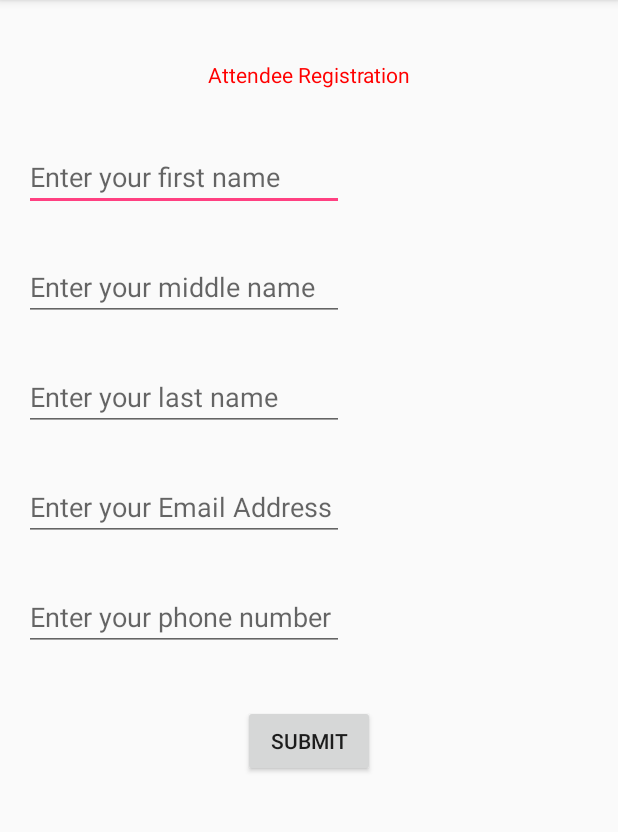
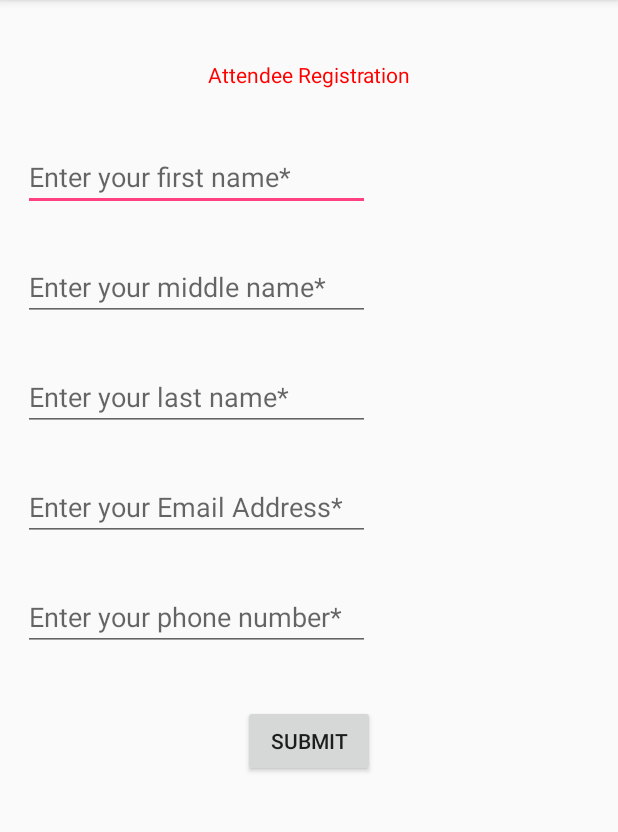
Before and after one commit to sbtsaaps/SBTS, an Android app: the registerAttendee screen opened directly, with no data from a screen before it, on a phone screen of 412 x 824 dp, the part 84-916 px from its top. Run offline under Robolectric (Android 15) with nearby library versions, the phone set to English and light mode, and no system bars; our stand-ins replace Volley; network calls fail.

Commit message:
01:41 PM 24-10-2019

```diff
--- a/app/src/main/java/sbts/dmw/com/sbts/activities/registerAttendee.java
+++ b/app/src/main/java/sbts/dmw/com/sbts/activities/registerAttendee.java
@@ -56,9 +56,9 @@ public class registerAttendee extends AppCompatActivity {
                     @Override
                     public void onResponse(String response) {
                         if(response.substring(1,2).contentEquals("0")){
-                            Toast.makeText(getApplicationContext(),"Registration Successful!",Toast.LENGTH_LONG).show();
+                            Toast.makeText(getApplicationContext(),getString(R.string.attRegSuccessful),Toast.LENGTH_LONG).show();
                         }else{
-                            Toast.makeText(getApplicationContext(),"Registration Failed.",Toast.LENGTH_LONG).show();
+                            Toast.makeText(getApplicationContext(), getString(R.string.attRegFailed),Toast.LENGTH_LONG).show();
                         }
                     }
                 }, new Response.ErrorListener() {
--- a/app/src/main/res/layout/activity_register_attendee.xml
+++ b/app/src/main/res/layout/activity_register_attendee.xml
@@ -20,14 +20,14 @@
 
     <EditText
         android:id="@+id/firstName"
-        android:layout_width="wrap_content"
+        android:layout_width="231dp"
         android:layout_height="wrap_content"
         android:layout_marginStart="8dp"
         android:layout_marginTop="36dp"
         android:layout_marginEnd="8dp"
         android:ems="10"
+        android:hint="@string/enter_your_first_name"
         android:inputType="textPersonName"
-        android:hint="@string/enter_your_first_name"
         app:layout_constraintEnd_toEndOf="parent"
         app:layout_constraintHorizontal_bias="0.043"
         app:layout_constraintStart_toStartOf="parent"
@@ -35,7 +35,7 @@
 
     <EditText
         android:id="@+id/midName"
-        android:layout_width="wrap_content"
+        android:layout_width="231dp"
         android:layout_height="wrap_content"
         android:layout_marginStart="8dp"
         android:layout_marginTop="28dp"
@@ -50,7 +50,7 @@
 
     <EditText
         android:id="@+id/lastName"
-        android:layout_width="wrap_content"
+        android:layout_width="231dp"
         android:layout_height="wrap_content"
         android:layout_marginStart="8dp"
         android:layout_marginTop="28dp"
@@ -65,7 +65,7 @@
 
     <EditText
         android:id="@+id/emailAddress"
-        android:layout_width="wrap_content"
+        android:layout_width="231dp"
         android:layout_height="wrap_content"
         android:layout_marginStart="8dp"
         android:layout_marginTop="28dp"
@@ -80,7 +80,7 @@
 
     <EditText
         android:id="@+id/phoneNumber"
-        android:layout_width="wrap_content"
+        android:layout_width="231dp"
         android:layout_height="wrap_content"
         android:layout_marginStart="8dp"
         android:layout_marginTop="28dp"
--- a/app/src/main/res/values/strings.xml
+++ b/app/src/main/res/values/strings.xml
@@ -11,12 +11,14 @@
     <string name="studio">Studio</string>
     <string name="parent">PARENT</string>
     <string name="attendee">ATTENDEE</string>
-    <string name="enter_your_first_name">Enter your first name</string>
-    <string name="enter_your_middle_name">Enter your middle name</string>
-    <string name="enter_your_last_name">Enter your last name</string>
-    <string name="enter_your_email_address">Enter your Email Address</string>
-    <string name="enter_your_phone_number">Enter your phone number</string>
-    <string name="enter_your_child_s_id_number">Enter your child\'s ID</string>
+    <string name="enter_your_first_name">Enter your first name*</string>
+    <string name="enter_your_middle_name">Enter your middle name*</string>
+    <string name="enter_your_last_name">Enter your last name*</string>
+    <string name="enter_your_email_address">Enter your Email Address*</string>
+    <string name="enter_your_phone_number">Enter your phone number*</string>
+    <string name="enter_your_child_s_id_number">Enter your child\'s ID*</string>
+    <string name="attRegFailed">Registration Failed! Please enter a valid email</string>
+    <string name="attRegSuccessful">Registration Successful! Please check your email</string>
     <string-array name="Role">
         <item>Parent</item>
         <item>Attendee</item>
```
Also changed, not shown: app/src/main/java/sbts/dmw/com/sbts/activities/Attendee.java (+67 -2 lines).
